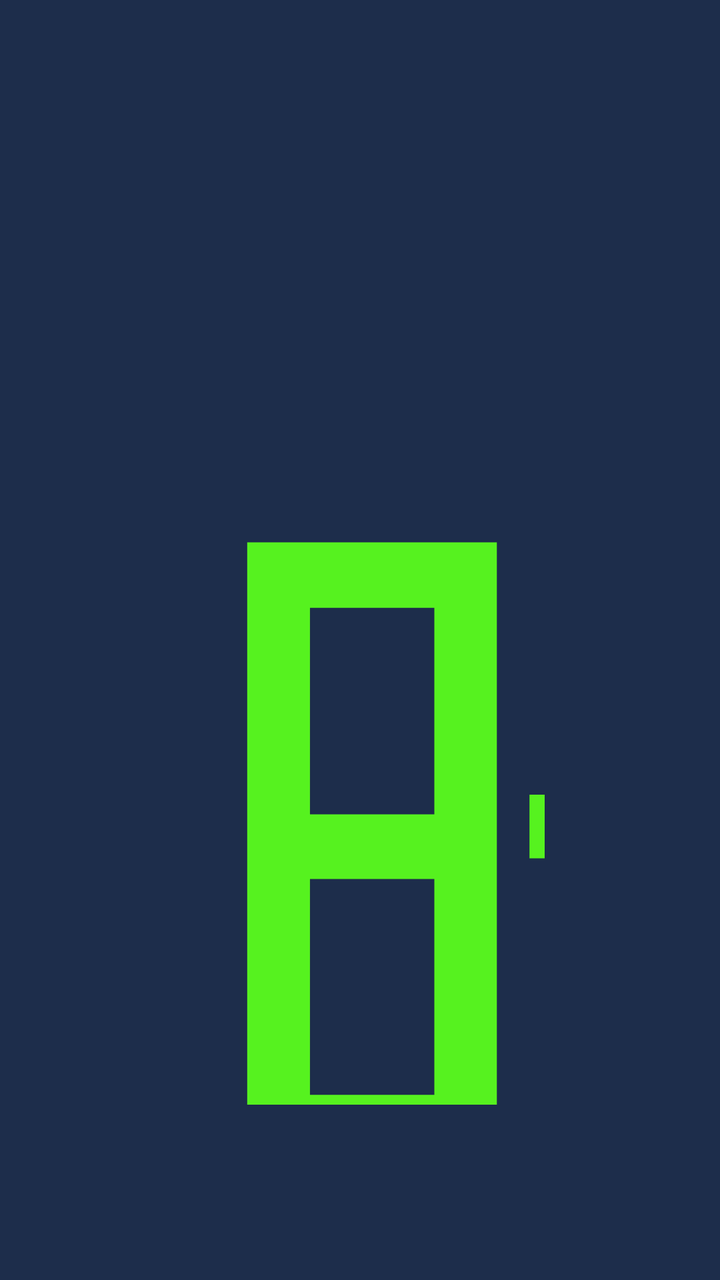
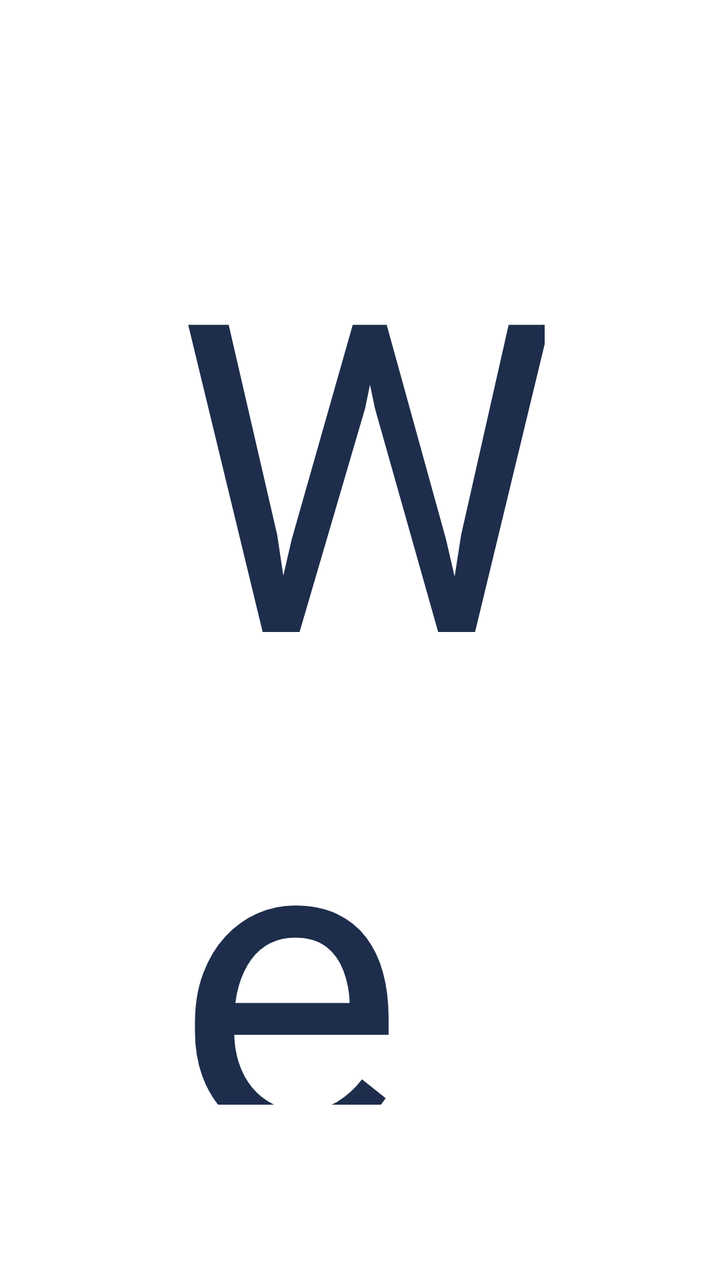

The first picture is an Android layout as it rendered before a commit; the second is the same layout after the commit. The layout source and the unified diff follow.
<!-- AndroidManifest.xml: application theme NoTitle -->
<!-- res/layout/screen_view_tow.xml -->
<?xml version="1.0" encoding="utf-8"?>
<RelativeLayout xmlns:android="http://schemas.android.com/apk/res/android"
    android:layout_width="match_parent"
    android:layout_height="match_parent"
    android:background="@color/colorMain">


    <LinearLayout
        android:layout_width="match_parent"
        android:layout_height="wrap_content"
        android:layout_centerInParent="true"
        android:orientation="horizontal">

        <TextView

            android:layout_width="wrap_content"
            android:layout_height="wrap_content"
            android:layout_margin="15mm"
            android:text="暗"
            android:textColor="@color/colorAccent"
            android:textSize="80mm" />

        <SeekBar
            android:id="@+id/seekBar"
            android:layout_width="wrap_content"
            android:layout_height="wrap_content"
            android:layout_gravity="center"
            android:layout_margin="15mm"
            android:layout_weight="1" />

        <TextView
            android:layout_width="wrap_content"
            android:layout_height="wrap_content"
            android:layout_margin="15mm"
            android:text="亮"
            android:textColor="@color/colorAccent"
            android:textSize="80mm" />
    </LinearLayout>

    <Button
        android:id="@+id/nextButton"
        android:layout_width="wrap_content"
        android:layout_height="wrap_content"
        android:layout_alignParentRight="true"
        android:layout_alignParentBottom="true"
        android:layout_margin="80mm"
        android:background="@drawable/r_button_bg"
        android:text="@string/NEXTBUTTON"
        android:textColor="@color/colorAccent" />
</RelativeLayout>
<!-- resources referenced by this layout -->
<resources>
  <color name="colorAccent">#56F21F</color>
  <color name="colorMain">#1D2D4B</color>
  <!-- drawable r_button_bg (drawable) -->
  <?xml version="1.0" encoding="utf-8"?>
  <shape
      xmlns:android="http://schemas.android.com/apk/res/android">
      
      <solid
          android:color="@color/colorMainButton" />
      
      <stroke
          android:width="1dp"
          android:color="@color/colorMainButton" />
      
      <size android:height="4mm"/>
      
      <corners
          android:radius="7mm"/>
  
  </shape>
  <string name="NEXTBUTTON">下一步</string>
  <style name="NoTitle" parent="Theme.AppCompat.Light.NoActionBar">
          <item name="colorPrimary">@color/colorMain</item>
          <item name="colorPrimaryDark">@color/colorMain</item>
          <item name="colorAccent">@color/colorMain</item>
      </style>
  <color name="colorMainButton">#0091FF</color>
</resources>

<!-- the commit's change to res/layout/screen_view_tow.xml (unified diff, before → after) -->
@@ -1,12 +1,13 @@
 <?xml version="1.0" encoding="utf-8"?>
 <RelativeLayout xmlns:android="http://schemas.android.com/apk/res/android"
+    xmlns:tools="http://schemas.android.com/tools"
     android:layout_width="match_parent"
     android:layout_height="match_parent"
-    android:background="@color/colorMain">
+    android:background="@color/white">
 
 
     <LinearLayout
-        android:layout_width="match_parent"
+        android:layout_width="wrap_content"
         android:layout_height="wrap_content"
         android:layout_centerInParent="true"
         android:orientation="horizontal">
@@ -16,13 +17,13 @@
             android:layout_width="wrap_content"
             android:layout_height="wrap_content"
             android:layout_margin="15mm"
-            android:text="暗"
-            android:textColor="@color/colorAccent"
-            android:textSize="80mm" />
+            android:text="@string/Weaker"
+            android:textColor="@color/colorMain"
+            android:textSize="37mm" />
 
         <SeekBar
             android:id="@+id/seekBar"
-            android:layout_width="wrap_content"
+            android:layout_width="870mm"
             android:layout_height="wrap_content"
             android:layout_gravity="center"
             android:layout_margin="15mm"
@@ -32,19 +33,26 @@
             android:layout_width="wrap_content"
             android:layout_height="wrap_content"
             android:layout_margin="15mm"
-            android:text="亮"
-            android:textColor="@color/colorAccent"
-            android:textSize="80mm" />
+            android:text="@string/Stronger"
+            android:textColor="@color/colorMain"
+            android:textSize="37mm" />
     </LinearLayout>
 
     <Button
+
         android:id="@+id/nextButton"
-        android:layout_width="wrap_content"
-        android:layout_height="wrap_content"
+        android:layout_width="121mm"
+        android:layout_height="55mm"
         android:layout_alignParentRight="true"
         android:layout_alignParentBottom="true"
-        android:layout_margin="80mm"
+        android:layout_marginStart="80mm"
+        android:layout_marginTop="80mm"
+        android:layout_marginEnd="80mm"
+        android:layout_marginBottom="80mm"
         android:background="@drawable/r_button_bg"
         android:text="@string/NEXTBUTTON"
-        android:textColor="@color/colorAccent" />
+        android:textAllCaps="false"
+        android:textColor="@color/white"
+        android:textSize="25mm"
+        tools:ignore="InOrMmUsage" />
 </RelativeLayout>
<!-- resource entries referenced after the edit -->
@@ -1,7 +1,7 @@
 <!-- resources referenced by this layout -->
 <resources>
-  <color name="colorAccent">#56F21F</color>
   <color name="colorMain">#1D2D4B</color>
+  <color name="white">#FFFFFFFF</color>
   <!-- drawable r_button_bg (drawable) -->
   <?xml version="1.0" encoding="utf-8"?>
   <shape
@@ -17,10 +17,12 @@
       <size android:height="4mm"/>
       
       <corners
-          android:radius="7mm"/>
+          android:radius="7dp"/>
   
   </shape>
-  <string name="NEXTBUTTON">下一步</string>
+  <string name="NEXTBUTTON">Next</string>
+  <string name="Stronger">Stronger</string>
+  <string name="Weaker">Weaker</string>
   <style name="NoTitle" parent="Theme.AppCompat.Light.NoActionBar">
           <item name="colorPrimary">@color/colorMain</item>
           <item name="colorPrimaryDark">@color/colorMain</item>
